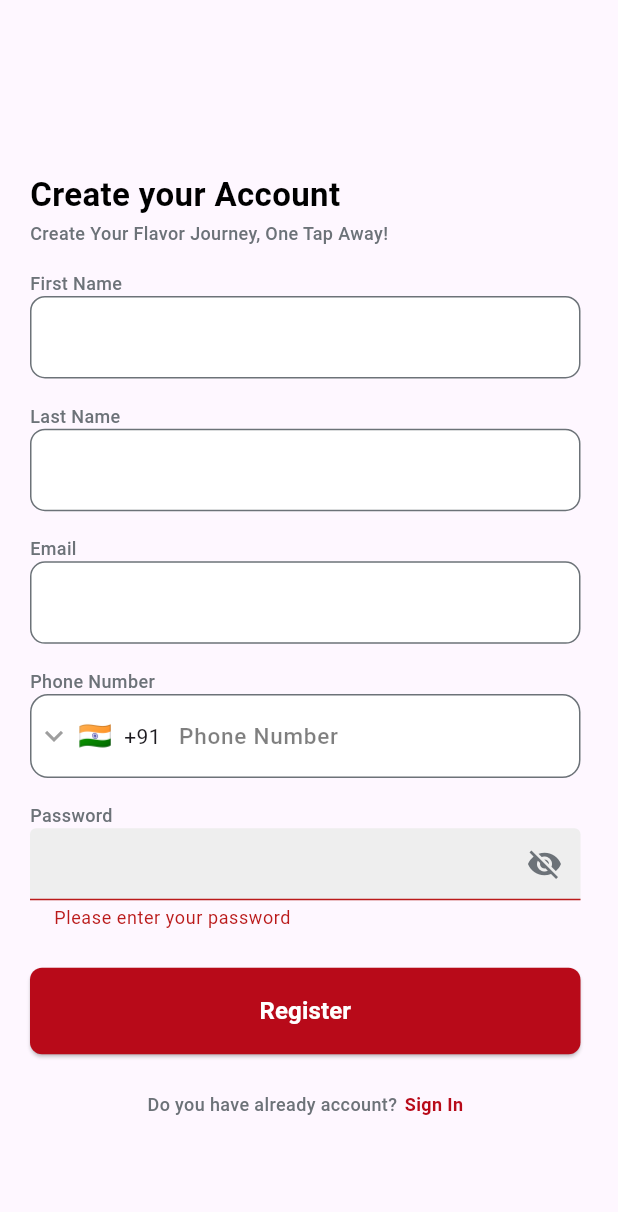
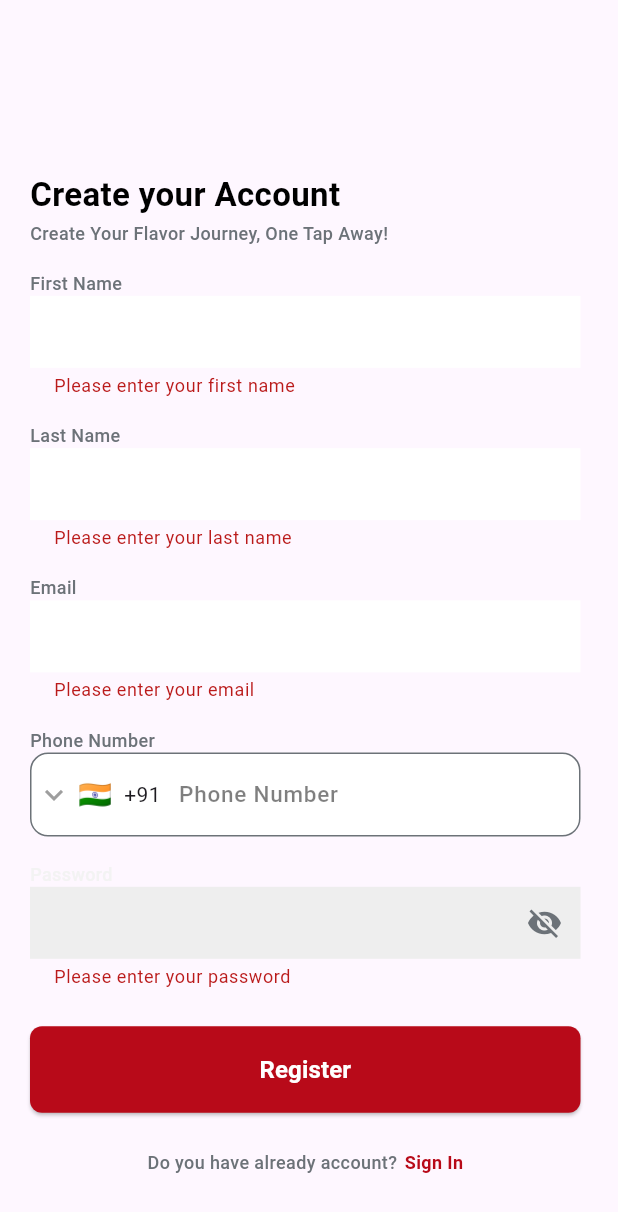
Before and after one commit to Qariziaullahkhan/Pizza-App, a Flutter app: the RegisterView screen opened by its route, after a tap on "Register", on a phone screen of 412 x 824 dp. Shown: the top 1212 px of the screen. Run offline on Flutter 3.47's test engine with Material 3 defaults, Android fonts, the phone set to English and light mode, and no system bars; drawn by our look-alikes of intl_phone_field; our stand-ins replace cloud_firestore, firebase_auth, firebase_core, get, google_fonts, pinput; accounts and stored records are empty; network calls fail.

Commit message:
changes the registerview files

```diff
--- a/lib/roots/app_routes.dart
+++ b/lib/roots/app_routes.dart
@@ -1,36 +1,29 @@
-import 'package:get/get_navigation/get_navigation.dart';
+import 'package:get/get.dart';
 import 'package:pizza_app/views/auth/done_view.dart';
 import 'package:pizza_app/views/auth/forgot_view.dart';
 import 'package:pizza_app/views/auth/login_view.dart';
 import 'package:pizza_app/views/auth/otp_view.dart';
+import 'package:pizza_app/views/auth/register_view.dart';
 import 'package:pizza_app/views/auth/reset_password_view.dart';
-import 'package:pizza_app/views/auth/signup_screen.dart';
-import 'package:pizza_app/views/category/category_view.dart';
 import 'package:pizza_app/views/dashboard/dashboard_view.dart';
 
 class AppRoutes {
   static const String login = '/login';
-
   static const String register = '/register';
   static const String dashboard = '/dashboard';
   static const String forgotPassword = '/forgot';
   static const String otp = '/otp';
   static const String resetPassword = '/reset';
   static const String done = '/done';
-  static const String category = '/category';
 
   static List<GetPage> routes = [
-    GetPage(name: login, page: () =>  LoginView()),
-    GetPage(name: register, page: () =>  RegisterView()),
+    GetPage(name: login, page: () => LoginView()),
+    GetPage(name: register, page: () =>  RegisterView()), // Corrected
     GetPage(name: dashboard, page: () => const DashboardView()),
-    GetPage(name: forgotPassword, page: () => const Forgotview()),
+    GetPage(name: forgotPassword, page: () => const Forgotview()), // Fixed Naming
     GetPage(name: otp, page: () => const OtpView()),
-    GetPage(name: resetPassword, page: () => const ResetPasswordview()),
+    GetPage(name: resetPassword, page: () => const ResetPasswordview()), // Fixed Naming
     GetPage(name: done, page: () => const DoneView()),
-    GetPage(
-        name: category,
-        page: () => const CategoryDetailScreen(
-              categoryName: '',
-            )),
+
   ];
 }
--- a/lib/views/auth/forgot_view.dart
+++ b/lib/views/auth/forgot_view.dart
@@ -1,3 +1,4 @@
+
 import 'package:flutter/material.dart';
 import 'package:get/get.dart';
 import 'package:pizza_app/utils/colors.dart';
--- a/lib/views/auth/signup_screen.dart
+++ b/lib/views/auth/register_view.dart
@@ -1,7 +1,6 @@
 import 'package:flutter/material.dart';
 import 'package:get/get.dart';
 import 'package:pizza_app/controller/auth_controller.dart';
-import 'package:pizza_app/model/user_model.dart';
 import 'package:pizza_app/roots/app_routes.dart';
 import 'package:pizza_app/utils/colors.dart';
 import 'package:pizza_app/utils/constants.dart';
@@ -129,29 +128,33 @@ class RegisterView extends StatelessWidget {
                   color: AppColors.grey,
                 ),
                 MyPhoneField(
-                  controller: phoneController,
+                  controller: phoneController, // Yeh main controller use karega
+                  validator: (phoneNumber) {
+                    if (phoneNumber == null || phoneNumber.number.isEmpty) {
+                      return "Please enter your phone number";
+                    }
+                    if (phoneNumber.completeNumber.length < 10) {
+                      // Minimum length check
+                      return "Please enter a valid phone number";
+                    }
+                    return null;
+                  },
                   fillColor: Colors.white,
                   borderColor: AppColors.grey,
                   textColor: Colors.black,
-                  validator: (value) {
-                    if (value == null || value.number.isEmpty) {
-                      return "Please enter your phone number";
-                    }
-                    return null;
-                  },
                 ),
+
                 MySize(height: responsive.height(0.02)),
                 // Password Field
                 MyText(
                   text: "Password",
                   fontSize: 12,
                   fontWeight: FontWeight.w500,
-                  color: AppColors.grey,
+                  color: AppColors.white,
                 ),
                 MyPasswordField(
                   controller: passwordController,
                   isPassword: true,
-
                   borderColor: AppColors.grey,
                   textColor: Colors.black,
                   validator: (value) {
@@ -167,23 +170,25 @@ class RegisterView extends StatelessWidget {
                   return authController.isLoading.value
                       ? Center(child: CircularProgressIndicator())
                       : MyButton(
-                          text: Constants.register,
-                          backgroundColor: AppColors.secondary,
                           width: responsive.width(0.9),
                           height: responsive.height(0.07),
+                          backgroundColor: AppColors.secondary,
+                          text: Constants.register,
                           onPressed: () {
                             if (_formKey.currentState!.validate()) {
-                              // Create a UserModel object
-                              UserModel user = UserModel(
-                                firstName: firstnameController.text,
-                                lastName: lastnameController.text,
-                                email: emailController.text,
-                                phone: phoneController.text,
-                                password: passwordController.text,
-                              );
+                              // Save user data to the controller
+                              authController.firstName.value =
+                                  firstnameController.text;
+                              authController.lastName.value =
+                                  lastnameController.text;
+                              authController.email.value = emailController.text;
+                              authController.phoneNumber.value =
+                                  phoneController.text;
+                              authController.password.value =
+                                  passwordController.text;
 
-                              // Call the register method from AuthController
-                              authController.registerUser(user);
+                              // Send OTP
+                              authController.sendOtp(phoneController.text);
                             }
                           },
                         );
--- a/lib/views/auth/reset_password_view.dart
+++ b/lib/views/auth/reset_password_view.dart
@@ -1,3 +1,4 @@
+
 import 'package:flutter/material.dart';
 import 'package:get/get.dart';
 import 'package:pizza_app/utils/colors.dart';
--- a/lib/widgets/myphone_field.dart
+++ b/lib/widgets/myphone_field.dart
@@ -1,3 +1,4 @@
+
 import 'package:flutter/material.dart';
 import 'package:intl_phone_field/intl_phone_field.dart';
 import 'package:intl_phone_field/phone_number.dart'; // Import for PhoneNumber type
@@ -29,6 +30,7 @@ class MyPhoneField extends StatelessWidget {
   @override
   Widget build(BuildContext context) {
     return IntlPhoneField(
+
       controller: controller,
       disableLengthCheck: true,
       showCountryFlag: showCountryFlag,
--- a/lib/widgets/mytextfield.dart
+++ b/lib/widgets/mytextfield.dart
@@ -36,14 +36,12 @@ class MyTextField extends StatelessWidget {
         color: textColor ?? Colors.black,
       ),
       controller: controller,
+      validator: validator,
       keyboardType: keyboardType ?? TextInputType.text,
       textInputAction: textInputAction ?? TextInputAction.done,
       decoration: InputDecoration(
-        prefixIcon: prefixIcon != null ? Icon(prefixIcon, color: borderColor ?? Colors.blue) : null,
-        suffixIcon: suffixIcon != null ? Icon(suffixIcon, color: borderColor ?? Colors.blue) : null,
-        fillColor: fillColor ?? Colors.grey[200],
-        filled: true,
-        enabledBorder: OutlineInputBorder(
+        border: InputBorder.none,
+         enabledBorder: OutlineInputBorder(
           borderSide: BorderSide(width: 1, color: borderColor ?? Colors.blue, style: BorderStyle.solid),
           borderRadius: BorderRadius.circular(10),
         ),
@@ -51,10 +49,12 @@ class MyTextField extends StatelessWidget {
           borderSide: BorderSide(width: 1, color: borderColor ?? Colors.blue, style: BorderStyle.solid),
           borderRadius: BorderRadius.circular(10),
         ),
-        border: OutlineInputBorder(
-          borderSide: BorderSide(width: 1, color: borderColor ?? Colors.blue, style: BorderStyle.solid),
-          borderRadius: BorderRadius.circular(10),
-        ),
+
+        prefixIcon: prefixIcon != null ? Icon(prefixIcon, color: borderColor ?? Colors.blue) : null,
+        suffixIcon: suffixIcon != null ? Icon(suffixIcon, color: borderColor ?? Colors.blue) : null,
+        fillColor: fillColor ?? Colors.grey[200],
+        filled: true,
+
         hintText: hintText ?? "",
         hintStyle: TextStyle(fontSize: 15, color: textColor ?? Colors.black),
       ),
--- a/lib/widgets/password_field.dart
+++ b/lib/widgets/password_field.dart
@@ -35,10 +35,22 @@ class MyPasswordField extends StatelessWidget {
           controller: controller,
           keyboardType: keyboardType ?? TextInputType.text,
           textInputAction: textInputAction ?? TextInputAction.done,
-          obscureText: isPassword ? !passwordController.isPasswordVisible.value : false,
+          obscureText:
+              isPassword ? !passwordController.isPasswordVisible.value : false,
           validator: validator,
           obscuringCharacter: '*',
           decoration: InputDecoration(
+            border: InputBorder.none, // Border completely remove
+            enabledBorder: OutlineInputBorder(
+              borderSide:
+                  BorderSide(width: 1, color: borderColor ?? Colors.blue),
+              borderRadius: BorderRadius.circular(10),
+            ), // No border before click
+            focusedBorder: OutlineInputBorder(
+              borderSide:
+                  BorderSide(width: 1, color: borderColor ?? Colors.blue),
+              borderRadius: BorderRadius.circular(10),
+            ),
             prefixIcon: prefixIcon != null
                 ? Icon(prefixIcon, color: borderColor ?? Colors.blue)
                 : null,
@@ -55,16 +67,9 @@ class MyPasswordField extends StatelessWidget {
                 : null,
             fillColor: fillColor ?? Colors.grey[200],
             filled: true,
-            enabledBorder: OutlineInputBorder(
-              borderSide: BorderSide(width: 1, color: borderColor ?? Colors.blue),
-              borderRadius: BorderRadius.circular(10),
-            ),
-            focusedBorder: OutlineInputBorder(
-              borderSide: BorderSide(width: 1, color: borderColor ?? Colors.blue),
-              borderRadius: BorderRadius.circular(10),
-            ),
             hintText: hintText ?? "",
-            hintStyle: TextStyle(fontSize: 15, color: textColor ?? Colors.black),
+            hintStyle:
+                TextStyle(fontSize: 15, color: textColor ?? Colors.black),
           ),
         ));
   }
--- a/pubspec.yaml
+++ b/pubspec.yaml
@@ -43,6 +43,7 @@ dependencies:
   firebase_auth: ^5.5.1
   cloud_firestore: ^5.6.5
   firebase_storage: ^12.4.4
+  intl_phone_number_input: ^0.7.4
 
 dev_dependencies:
   flutter_test:
```
Also changed, not shown: lib/controller/auth_controller.dart (+116 -94 lines), lib/views/auth/login_view.dart (+35 -39 lines), lib/views/auth/otp_view.dart (+4 -6 lines), pubspec.lock. Lines whose indentation alone changed are shown as unchanged.
